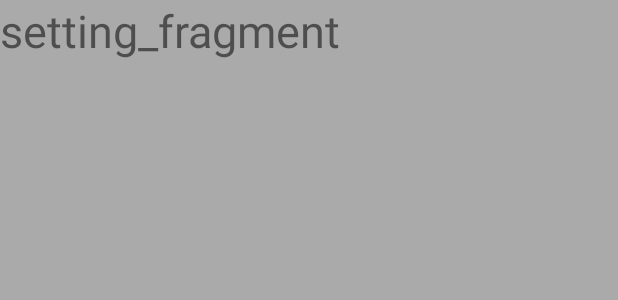
After one commit to TeLoardBruh/EzMess, an Android app: the layout fragment_setting.xml on its own in the app's theme, with its tools: preview values and no code run, on a phone screen of 412 x 824 dp. The commit adds this screen. Shown: the top 300 px of the screen. Run offline under Robolectric (Android 15) with nearby library versions, the phone set to English and light mode, and no system bars; network calls fail.

Commit message:
push menu and fragment

```diff
--- /dev/null
+++ b/EzMess/app/src/main/res/layout/fragment_setting.xml
@@ -0,0 +1,17 @@
+<?xml version="1.0" encoding="utf-8"?>
+<LinearLayout
+    xmlns:android="http://schemas.android.com/apk/res/android"
+    xmlns:tools="http://schemas.android.com/tools"
+    android:layout_width="match_parent"
+    android:layout_height="match_parent"
+    android:background="@android:color/darker_gray"
+    >
+    <TextView
+        android:layout_width="wrap_content"
+        android:layout_height="wrap_content"
+        android:text="@string/setting_fragment"
+        android:textSize="30dp"
+        android:layout_centerInParent="true"
+        tools:ignore="MissingConstraints" />
+
+</LinearLayout>
```
Also changed, not shown: EzMess/app/src/main/java/com/example/ezmess/Activity_HomePage.java (+52 -0 lines), EzMess/app/src/main/java/com/example/ezmess/HomeFragment.java (added, +18 -0 lines), EzMess/app/src/main/java/com/example/ezmess/SettingFragment.java (added, +17 -0 lines), EzMess/app/src/main/res/layout/activity_homepage.xml (+19 -4 lines), EzMess/app/src/main/res/layout/fragment_home.xml (added, +20 -0 lines), EzMess/app/src/main/res/menu/bottom_nav.xml (added, +17 -0 lines), EzMess/app/src/main/res/menu/menu.xml (added, +17 -0 lines), EzMess/app/src/main/res/values/strings.xml (+7 -0 lines).
